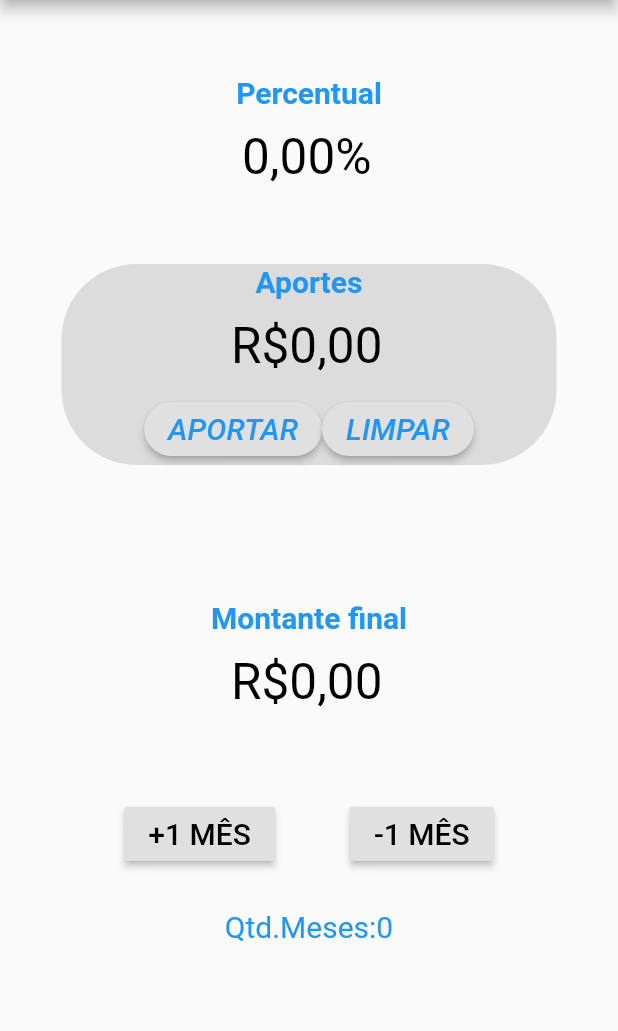
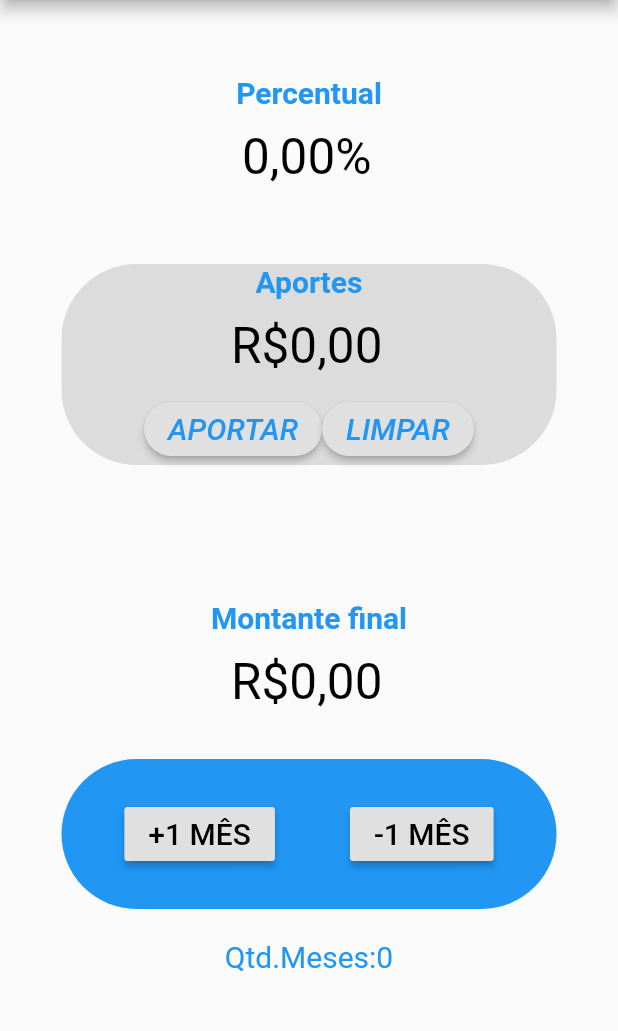
Before and after one commit to silvioagnello/Calcula_Juros, a Flutter app: the screen it shows after launch, on a phone screen of 412 x 824 dp, the part 84-1115 px from its top. Run offline on Flutter 3.47's test engine with Material 2 defaults, Android fonts, the phone set to English and light mode, and no system bars; our stand-ins replace flutter_masked_text.

Commit message:
number of months

```diff
--- a/lib/pages/home.dart
+++ b/lib/pages/home.dart
@@ -24,7 +24,7 @@ class _HomeState extends State<Home> {
 
   void somaMes() {
     setState(() {
-  numMes+= 1;
+      numMes += 1;
     });
   }
 
@@ -129,7 +129,12 @@ void limpaMes() {
               }),
           SizedBox(height: 20),
           // CalculaWidget(),
-          Row(
+          Container(
+            alignment: Alignment.centerRight,
+            decoration: BoxDecoration(
+                color: Colors.blue, borderRadius: BorderRadius.circular(50)),
+            width: 330,
+            child: Row(
               mainAxisAlignment: MainAxisAlignment.center,
               children: <Widget>[
                 RaisedButton(
@@ -151,8 +156,10 @@ void limpaMes() {
                 )
               ],
             ),
-          // SizedBox(height: 20),
-          Text("Qtd.Meses:$numMes", style: TextStyle(color: Colors.blue, fontSize: 20)),
+          ),
+          SizedBox(height: 20),
+          Text("Qtd.Meses:$numMes",
+              style: TextStyle(color: Colors.blue, fontSize: 20)),
         ],
       )),
     );
--- a/lib/widgets/Percent.dart
+++ b/lib/widgets/Percent.dart
@@ -2,10 +2,9 @@ import 'package:flutter/material.dart';
 import 'package:flutter_masked_text/flutter_masked_text.dart';
 
 class PercentWidget extends StatelessWidget {
-  const PercentWidget({
-    Key key,
+  PercentWidget({
     @required this.perController,
-  }) : super(key: key);
+  });
 
   final MoneyMaskedTextController perController;
 
```
Lines whose indentation alone changed are shown as unchanged.
